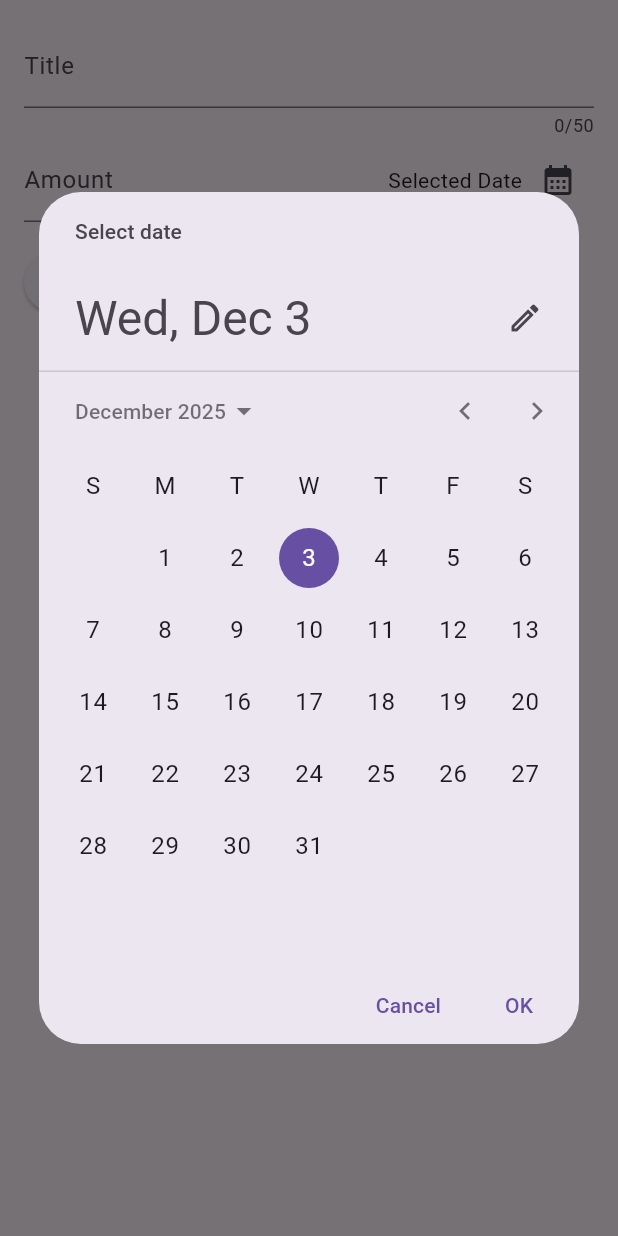
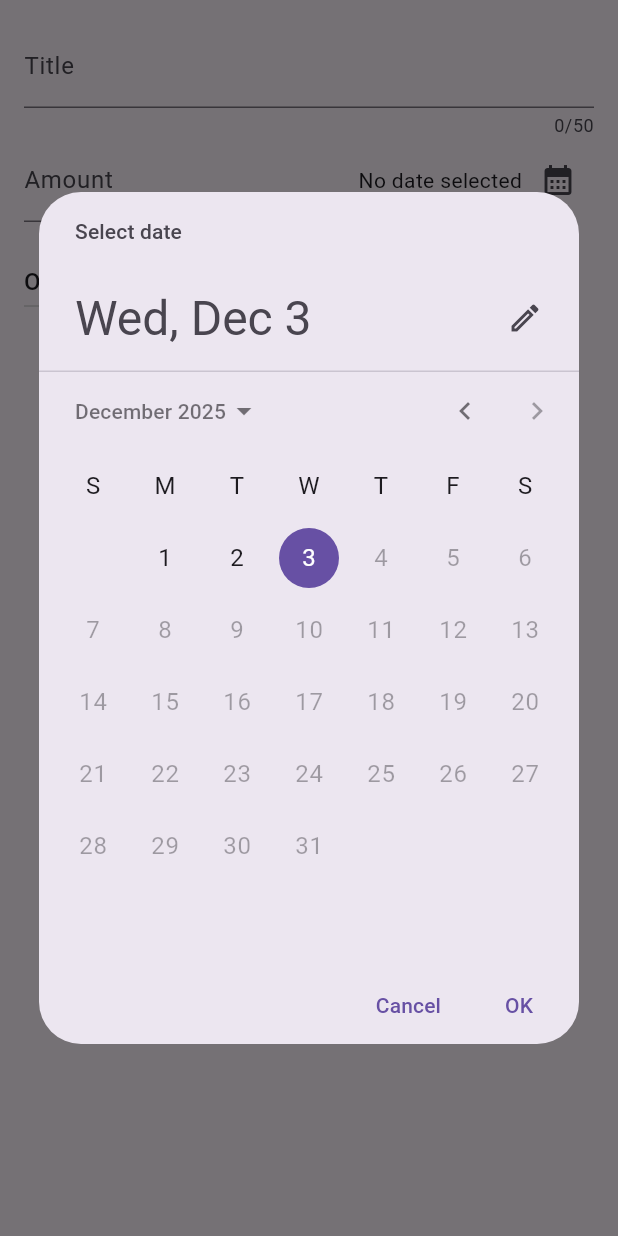
Before and after one commit to qyupaww/expenses-tracker-app, a Flutter app: the NewExpense widget shown alone on an empty page, opened directly, after a tap on the "calendar month" icon, on a phone screen of 412 x 824 dp. Run offline on Flutter 3.47's test engine with Material 3 defaults, Android fonts, the phone set to English and light mode, and no system bars.

Commit message:
feat:dropwdown n datepicker

```diff
--- a/lib/widgets/new_expenses.dart
+++ b/lib/widgets/new_expenses.dart
@@ -1,4 +1,5 @@
 import 'package:flutter/material.dart';
+import '../models/expense.dart';
 
 class NewExpense extends StatefulWidget {
   const NewExpense({super.key});
@@ -10,16 +11,20 @@ class NewExpense extends StatefulWidget {
 class _NewExpenseState extends State<NewExpense> {
   final _titleController = TextEditingController();
   final _amountController = TextEditingController();
+  DateTime? _selectedDate;
+  Category _selectedCategory = Category.others;
 
-  void _presentDatePicker() {
+  Future<void> _presentDatePicker() async {
     final now = DateTime.now();
     final firstDate = DateTime(now.year - 1, now.month, now.day);
-    final lastDate = DateTime(now.year + 1, now.month, now.day);
-    showDatePicker(
+    final pickedDate = await showDatePicker(
         context: context,
         initialDate: now,
         firstDate: firstDate,
-        lastDate: lastDate);
+        lastDate: now);
+    setState(() {
+      _selectedDate = pickedDate;
+    });
   }
 
   @override
@@ -59,7 +64,9 @@ class _NewExpenseState extends State<NewExpense> {
                 mainAxisAlignment: MainAxisAlignment.end,
                 crossAxisAlignment: CrossAxisAlignment.center,
                 children: [
-                  const Text('Selected Date'),
+                  Text(_selectedDate == null
+                      ? 'No date selected'
+                      : formatter.format(_selectedDate!)),
                   IconButton(
                     onPressed: _presentDatePicker,
                     icon: const Icon(Icons.calendar_month),
@@ -68,9 +75,30 @@ class _NewExpenseState extends State<NewExpense> {
               ),
             ),
           ]),
-          SizedBox(height: 16),
+          const SizedBox(height: 16),
           Row(
             children: [
+              DropdownButton(
+                  value: _selectedCategory,
+                  items: Category.values
+                      .map(
+                        (category) => DropdownMenuItem(
+                          value: category,
+                          child: Text(
+                            category.name.toUpperCase(),
+                          ),
+                        ),
+                      )
+                      .toList(),
+                  onChanged: (value) {
+                    if (value == null) {
+                      return;
+                    }
+                    setState(() {
+                      _selectedCategory = value;
+                    });
+                  }),
+              const Spacer(),
               ElevatedButton(
                 onPressed: () {
                   print(_titleController.text);
@@ -78,7 +106,6 @@ class _NewExpenseState extends State<NewExpense> {
                 },
                 child: const Text('Save Expense'),
               ),
-              const Spacer(),
               TextButton(
                 onPressed: () {
                   Navigator.pop(context);
```
